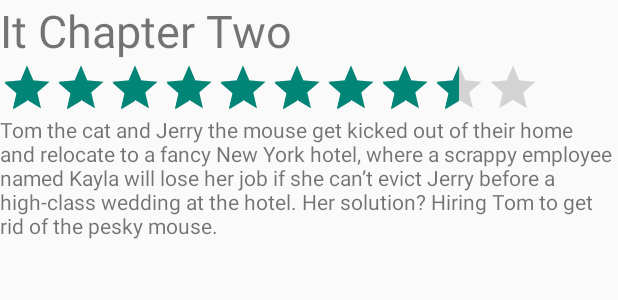
After one commit to danayang1120/Flixster, an Android app: the layout activity_detail.xml on its own in the app's theme, with its tools: preview values and no code run, on a phone screen of 412 x 824 dp. The commit adds this screen. Shown: the top 300 px of the screen. Run offline under Robolectric (Android 15) with nearby library versions, the phone set to English and light mode, and no system bars.

Commit message:
added new detail activity page

```diff
--- a/app/build.gradle
+++ b/app/build.gradle
@@ -33,6 +33,7 @@ dependencies {
     implementation 'androidx.appcompat:appcompat:1.2.0'
     implementation 'com.google.android.material:material:1.3.0'
     implementation 'androidx.recyclerview:recyclerview:1.0.0'
+    implementation 'androidx.constraintlayout:constraintlayout:2.0.4'
     testImplementation 'junit:junit:4.+'
     androidTestImplementation 'androidx.test.ext:junit:1.1.2'
     androidTestImplementation 'androidx.test.espresso:espresso-core:3.3.0'
@@ -42,4 +43,7 @@ dependencies {
     implementation 'com.github.bumptech.glide:glide:4.11.0'
     // Glide v4 uses this new annotation processor -- see https://bumptech.github.io/glide/doc/generatedapi.html
     annotationProcessor 'com.github.bumptech.glide:compiler:4.11.0'
+
+    implementation 'org.parceler:parceler-api:1.1.12'
+    annotationProcessor 'org.parceler:parceler:1.1.12'
 }
--- a/app/src/main/AndroidManifest.xml
+++ b/app/src/main/AndroidManifest.xml
@@ -11,6 +11,7 @@
         android:roundIcon="@mipmap/ic_launcher_round"
         android:supportsRtl="true"
         android:theme="@style/Theme.AppCompat.Light.NoActionBar">
+        <activity android:name=".DetailActivity"></activity>
         <activity android:name=".MainActivity">
             <intent-filter>
                 <action android:name="android.intent.action.MAIN" />
--- a/app/src/main/res/layout-land/item_movie.xml
+++ b/app/src/main/res/layout-land/item_movie.xml
@@ -2,6 +2,7 @@
 <RelativeLayout xmlns:android="http://schemas.android.com/apk/res/android"
     xmlns:app="http://schemas.android.com/apk/res-auto"
     xmlns:tools="http://schemas.android.com/tools"
+    android:id="@+id/container"
     android:layout_width="match_parent"
     android:layout_height="wrap_content"
     android:background="#000000">
--- /dev/null
+++ b/app/src/main/res/layout/activity_detail.xml
@@ -0,0 +1,33 @@
+<?xml version="1.0" encoding="utf-8"?>
+<LinearLayout
+    xmlns:android="http://schemas.android.com/apk/res/android"
+    xmlns:app="http://schemas.android.com/apk/res-auto"
+    xmlns:tools="http://schemas.android.com/tools"
+    android:layout_width="match_parent"
+    android:layout_height="match_parent"
+    tools:context=".DetailActivity"
+    android:orientation="vertical"
+    >
+
+    <TextView
+        android:id="@+id/tvTitle"
+        android:layout_width="match_parent"
+        android:layout_height="wrap_content"
+        android:textSize="30sp"
+        tools:text="It Chapter Two" />
+
+    <RatingBar
+        android:id="@+id/ratingBar"
+        style="@style/Widget.AppCompat.RatingBar.Indicator"
+        android:layout_width="wrap_content"
+        android:layout_height="wrap_content"
+        android:isIndicator="true"
+        android:numStars="10"
+        android:rating="8.5" />
+
+    <TextView
+        android:id="@+id/tvOverview"
+        android:layout_width="match_parent"
+        android:layout_height="wrap_content"
+        tools:text="Tom the cat and Jerry the mouse get kicked out of their home and relocate to a fancy New York hotel, where a scrappy employee named Kayla will lose her job if she can’t evict Jerry before a high-class wedding at the hotel. Her solution? Hiring Tom to get rid of the pesky mouse." />
+</LinearLayout>
```
Also changed, not shown: app/src/main/java/com/example/flixster/DetailActivity.java (added, +36 -0 lines), app/src/main/java/com/example/flixster/adapters/MovieAdapter.java (+18 -2 lines), app/src/main/java/com/example/flixster/models/Movie.java (+6 -1 lines), app/src/main/res/layout/item_movie.xml (+5 -4 lines).
